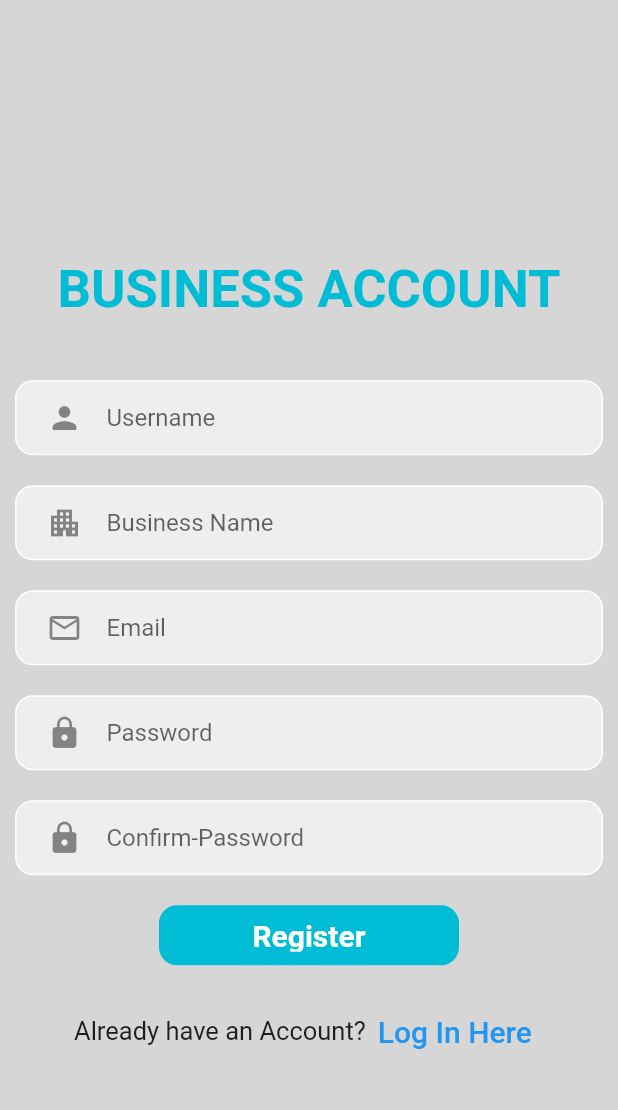
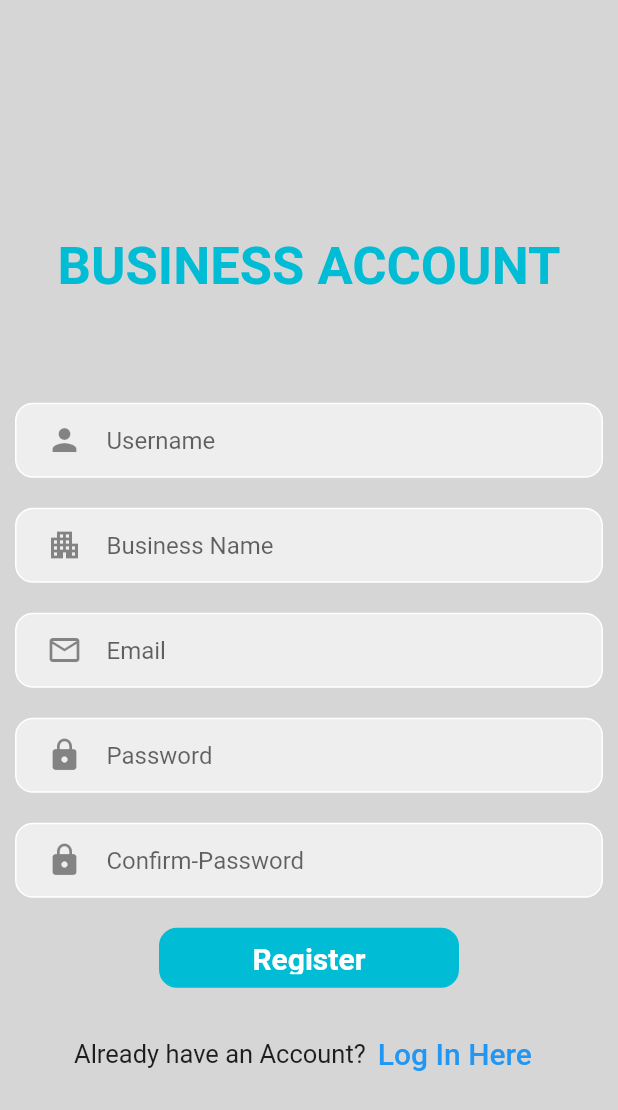
Before and after one commit to MobileAppDev-FoodPark/capstone2, a Flutter app: the BusinessAccount screen opened directly, on a phone screen of 412 x 824 dp. Shown: the top 1110 px of the screen. Run offline on Flutter 3.47's test engine with Material 2 defaults, Android fonts, the phone set to English and light mode, and no system bars; our stand-ins replace firebase_auth, firebase_core; accounts and stored records are empty.

Commit message:
resizing height of SizedBox

```diff
--- a/foodpark/lib/Pages/sign_up_business.dart
+++ b/foodpark/lib/Pages/sign_up_business.dart
@@ -39,7 +39,7 @@ class BusinessAccount extends StatelessWidget {
                 ),
 
                 SizedBox(
-                  height: 30,
+                  height: 60,
                 ),
 
                 //Username text
```
